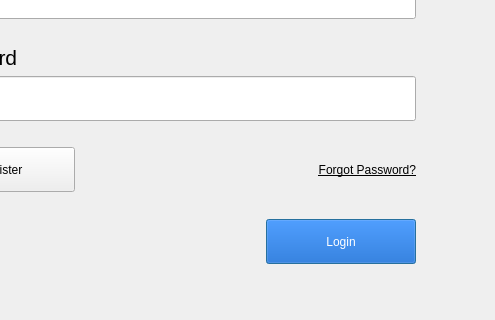
Old version of the form src/gui/login.ui in the repository hoangtu92/calomni_software; both pictures show x 145 to 640 and y 147 to 467 of the 640 by 467 pixel window.
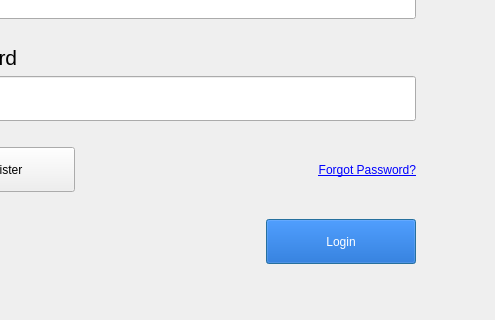
New version of the form. Icons and pictures are not drawn.

The edit to the form file:
```diff
--- a/src/gui/login.ui
+++ b/src/gui/login.ui
@@ -642,7 +642,10 @@
          <bool>true</bool>
         </property>
         <property name="text">
-         <string>Forgot Password?</string>
+         <string>&lt;html&gt;&lt;head/&gt;&lt;body&gt;&lt;p&gt;&lt;a href=&quot;https://calomni.com/manager/password/reset&quot;&gt;&lt;span style=&quot; text-decoration: underline; color:#0000ff;&quot;&gt;Forgot Password?&lt;/span&gt;&lt;/a&gt;&lt;/p&gt;&lt;/body&gt;&lt;/html&gt;</string>
+        </property>
+        <property name="textFormat">
+         <enum>Qt::RichText</enum>
         </property>
         <property name="alignment">
          <set>Qt::AlignRight|Qt::AlignTrailing|Qt::AlignVCenter</set>
```
Left out of the diff: 33 changed lines with no effect on the pictures.
